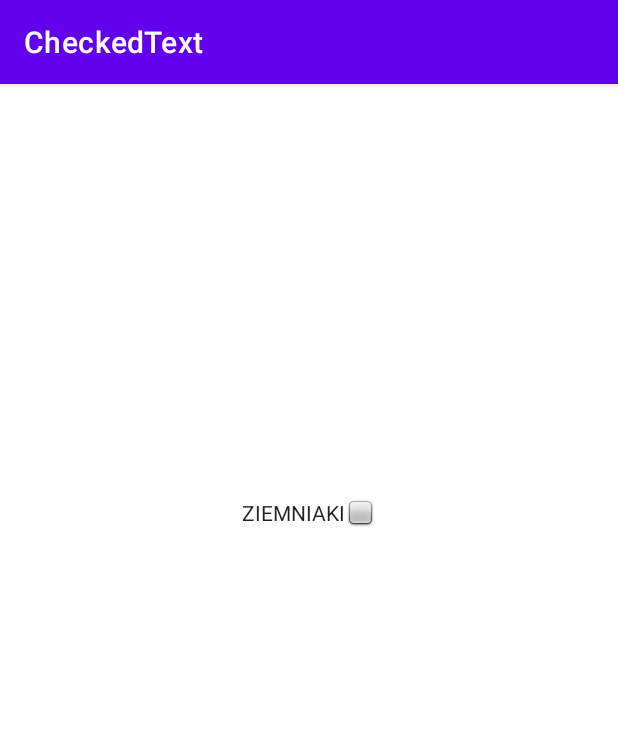
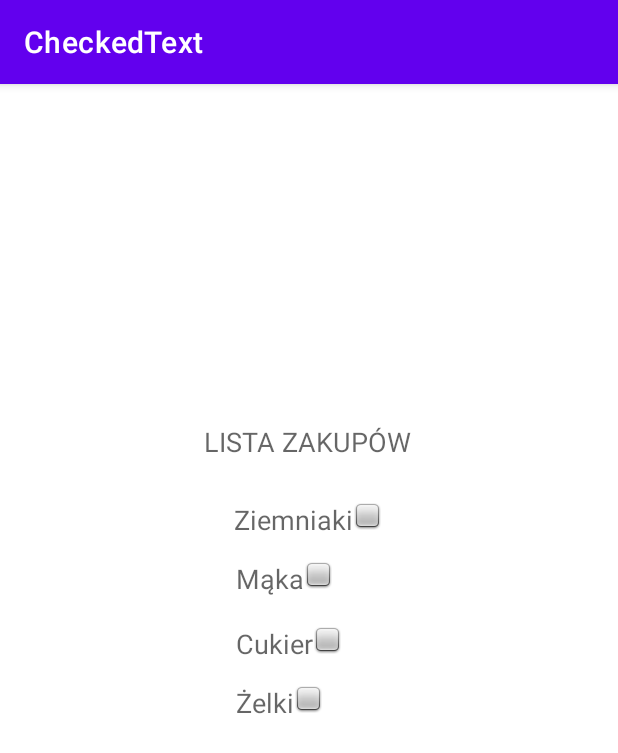
Before and after one commit to Reilo258/CheckedText, an Android app: the screen it shows after launch (MainActivity), on a phone screen of 412 x 824 dp. Shown: the top 753 px of the screen. Run offline under Robolectric (Android 15) with nearby library versions, the phone set to English and light mode, and no system bars.

Commit message:
Ziemniaki, mąka, cukier i żelki

```diff
--- a/app/src/main/java/com/example/checkedtext/MainActivity.kt
+++ b/app/src/main/java/com/example/checkedtext/MainActivity.kt
@@ -32,5 +32,71 @@ class MainActivity : AppCompatActivity() {
                     Toast.LENGTH_SHORT).show()
             }
         }
+
+        val CTView2 = findViewById<CheckedTextView>(R.id.ctv2)
+        if (CTView2 != null) {
+            CTView2.isChecked = false
+            CTView2.setCheckMarkDrawable(
+                android.R.drawable.checkbox_off_background)
+
+            CTView2.setOnClickListener {
+                CTView2.isChecked = !CTView2.isChecked
+                CTView2.setCheckMarkDrawable(
+                    if (CTView2.isChecked)
+                        android.R.drawable.checkbox_on_background
+                    else
+                        android.R.drawable.checkbox_off_background)
+
+                val msg = getString(R.string.msg_shown2)+ " " +
+                        getString(if (CTView2.isChecked)
+                            R.string.checked2 else R.string.unchecked2)
+                Toast.makeText(this@MainActivity, msg,
+                    Toast.LENGTH_SHORT).show()
+            }
+        }
+
+        val CTView3 = findViewById<CheckedTextView>(R.id.ctv3)
+        if (CTView3 != null) {
+            CTView3.isChecked = false
+            CTView3.setCheckMarkDrawable(
+                android.R.drawable.checkbox_off_background)
+
+            CTView3.setOnClickListener {
+                CTView3.isChecked = !CTView3.isChecked
+                CTView3.setCheckMarkDrawable(
+                    if (CTView3.isChecked)
+                        android.R.drawable.checkbox_on_background
+                    else
+                        android.R.drawable.checkbox_off_background)
+
+                val msg = getString(R.string.msg_shown3)+ " " +
+                        getString(if (CTView3.isChecked)
+                            R.string.checked3 else R.string.unchecked3)
+                Toast.makeText(this@MainActivity, msg,
+                    Toast.LENGTH_SHORT).show()
+            }
+        }
+
+        val CTView4 = findViewById<CheckedTextView>(R.id.ctv4)
+        if (CTView4 != null) {
+            CTView4.isChecked = false
+            CTView4.setCheckMarkDrawable(
+                android.R.drawable.checkbox_off_background)
+
+            CTView4.setOnClickListener {
+                CTView4.isChecked = !CTView4.isChecked
+                CTView4.setCheckMarkDrawable(
+                    if (CTView4.isChecked)
+                        android.R.drawable.checkbox_on_background
+                    else
+                        android.R.drawable.checkbox_off_background)
+
+                val msg = getString(R.string.msg_shown4)+ " " +
+                        getString(if (CTView4.isChecked)
+                            R.string.checked else R.string.unchecked)
+                Toast.makeText(this@MainActivity, msg,
+                    Toast.LENGTH_SHORT).show()
+            }
+        }
     }
 }
--- a/app/src/main/res/layout/activity_main.xml
+++ b/app/src/main/res/layout/activity_main.xml
@@ -13,11 +13,64 @@
         android:rotation="0"
         android:rotationX="0"
         android:rotationY="0"
-        android:text="ZIEMNIAKI"
+        android:text="Ziemniaki"
+        android:textAppearance="@style/TextAppearance.AppCompat.Medium"
+        app:layout_constraintBottom_toBottomOf="parent"
+        app:layout_constraintEnd_toEndOf="parent"
+        app:layout_constraintHorizontal_bias="0.497"
+        app:layout_constraintStart_toStartOf="parent"
+        app:layout_constraintTop_toTopOf="parent"
+        app:layout_constraintVertical_bias="0.374" />
+
+    <CheckedTextView
+        android:id="@+id/ctv2"
+        android:layout_width="wrap_content"
+        android:layout_height="wrap_content"
+        android:text="Mąka"
+        android:textAppearance="@style/TextAppearance.AppCompat.Medium"
+        app:layout_constraintBottom_toBottomOf="parent"
+        app:layout_constraintEnd_toEndOf="parent"
+        app:layout_constraintHorizontal_bias="0.453"
+        app:layout_constraintStart_toStartOf="parent"
+        app:layout_constraintTop_toTopOf="parent"
+        app:layout_constraintVertical_bias="0.427" />
+
+    <CheckedTextView
+        android:id="@+id/ctv3"
+        android:layout_width="wrap_content"
+        android:layout_height="wrap_content"
+        android:text="Cukier"
+        android:textAppearance="@style/TextAppearance.AppCompat.Medium"
+        app:layout_constraintBottom_toBottomOf="parent"
+        app:layout_constraintEnd_toEndOf="parent"
+        app:layout_constraintHorizontal_bias="0.461"
+        app:layout_constraintStart_toStartOf="parent"
+        app:layout_constraintTop_toTopOf="parent"
+        app:layout_constraintVertical_bias="0.485" />
+
+    <CheckedTextView
+        android:id="@+id/ctv4"
+        android:layout_width="wrap_content"
+        android:layout_height="wrap_content"
+        android:text="Żelki"
+        android:textAppearance="@style/TextAppearance.AppCompat.Medium"
+        app:layout_constraintBottom_toBottomOf="parent"
+        app:layout_constraintEnd_toEndOf="parent"
+        app:layout_constraintHorizontal_bias="0.445"
+        app:layout_constraintStart_toStartOf="parent"
+        app:layout_constraintTop_toTopOf="parent"
+        app:layout_constraintVertical_bias="0.538" />
+
+    <TextView
+        android:id="@+id/zakupylbl"
+        android:layout_width="wrap_content"
+        android:layout_height="wrap_content"
+        android:text="LISTA ZAKUPÓW"
+        android:textAppearance="@style/TextAppearance.AppCompat.Medium"
         app:layout_constraintBottom_toBottomOf="parent"
         app:layout_constraintEnd_toEndOf="parent"
         app:layout_constraintHorizontal_bias="0.498"
         app:layout_constraintStart_toStartOf="parent"
         app:layout_constraintTop_toTopOf="parent"
-        app:layout_constraintVertical_bias="0.369" />
+        app:layout_constraintVertical_bias="0.304" />
 </androidx.constraintlayout.widget.ConstraintLayout>
--- a/app/src/main/res/values/strings.xml
+++ b/app/src/main/res/values/strings.xml
@@ -1,7 +1,14 @@
 <resources>
     <string name="app_name">CheckedText</string>
-    <string name="msg_shown">CTView is:</string>
-    <string name="checked">checked</string>
-    <string name="unchecked">unchecked</string>
+    <string name="msg_shown">Ziemniaki są</string>
+    <string name="msg_shown2">Mąka jest</string>
+    <string name="msg_shown3">Cukier jest</string>
+    <string name="msg_shown4">Żelki są</string>
+    <string name="checked">zaznaczone</string>
+    <string name="unchecked">odznaczone</string>
+    <string name="checked2">zaznaczona</string>
+    <string name="unchecked2">odznaczona</string>
+    <string name="checked3">zaznaczony</string>
+    <string name="unchecked3">odznaczony</string>
     <string name="checkedTextView">CheckedTextView</string>
 </resources>
```
